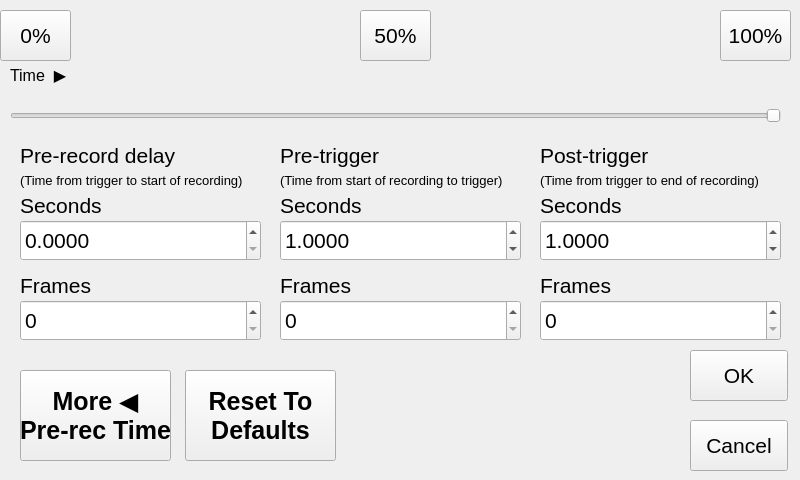
krontech/chronos-cam-app, file src/triggerdelaywindow.ui: the form before one commit.
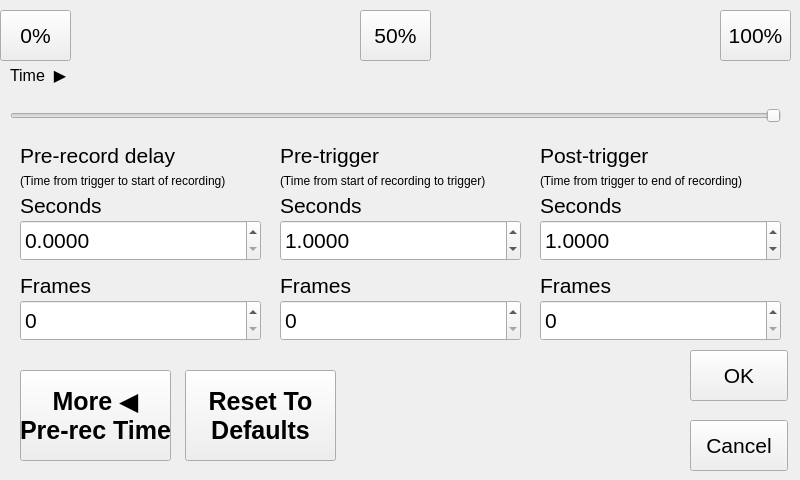
The form after the commit. Custom widgets are drawn as their Qt base class.

The edit to the form file:
```diff
--- a/src/triggerdelaywindow.ui
+++ b/src/triggerdelaywindow.ui
@@ -487,9 +487,12 @@
    </property>
    <property name="font">
     <font>
-     <pointsize>10</pointsize>
+     <pointsize>-1</pointsize>
     </font>
    </property>
+   <property name="styleSheet">
+    <string notr="true">font-size: 12px;</string>
+   </property>
    <property name="text">
     <string>(Time from trigger to end of recording)</string>
    </property>
@@ -505,9 +508,12 @@
    </property>
    <property name="font">
     <font>
-     <pointsize>10</pointsize>
+     <pointsize>-1</pointsize>
     </font>
    </property>
+   <property name="styleSheet">
+    <string notr="true">font-size: 12px;</string>
+   </property>
    <property name="text">
     <string>(Time from trigger to start of recording)</string>
    </property>
@@ -541,9 +547,12 @@
    </property>
    <property name="font">
     <font>
-     <pointsize>10</pointsize>
+     <pointsize>-1</pointsize>
     </font>
    </property>
+   <property name="styleSheet">
+    <string notr="true">font-size: 12px;</string>
+   </property>
    <property name="text">
     <string>(Time from start of recording to trigger)</string>
    </property>
```
Left out of the diff: 27 changed lines with no effect on the pictures.
